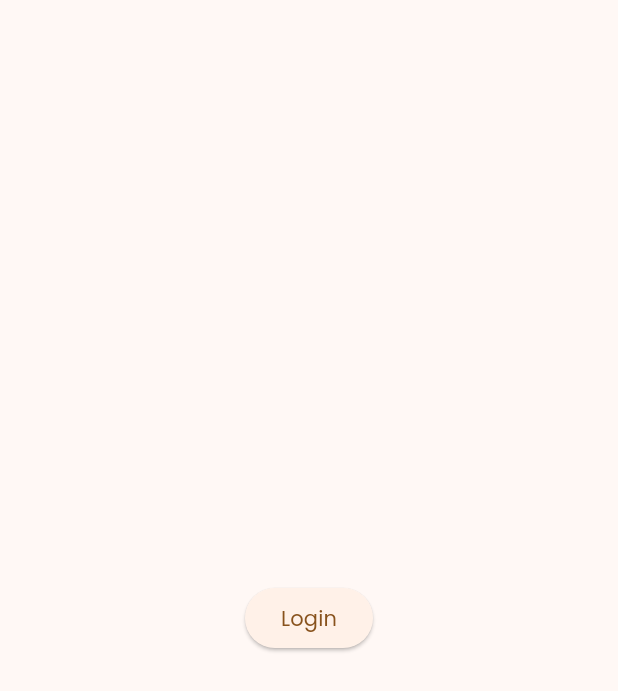
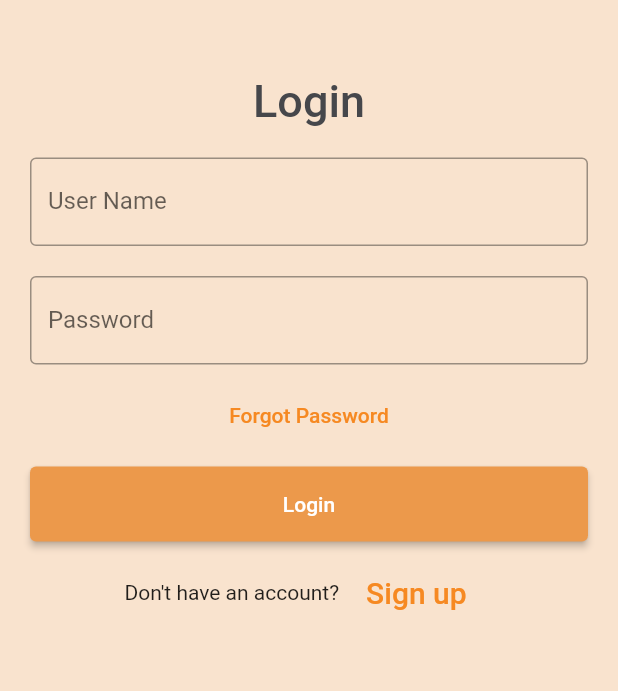
Before and after one commit to nichamond143/aanmai-mobile-app, a Flutter app: the screen it shows after launch, after a tap on an icon or button, on a phone screen of 412 x 824 dp. Shown: the top 691 px of the screen. Run offline on Flutter 3.47's test engine with Material 2 defaults, Android fonts, the phone set to English and light mode, and no system bars; network calls fail.

Commit message:
added login page

```diff
--- a/lib/template/layout.dart
+++ b/lib/template/layout.dart
@@ -14,12 +14,15 @@ class MyApp extends StatelessWidget {
       child: MaterialApp(
           title: 'Aan Mai',
           theme: ThemeData(
-            useMaterial3: true,
-            fontFamily: 'Poppins',
-            primaryColor: Color.fromARGB(255, 236, 153, 75),
-            colorScheme: ColorScheme.fromSeed(
-                seedColor: Color.fromARGB(255, 236, 153, 75)),
-          ),
+              useMaterial3: true,
+              fontFamily: 'Poppins',
+              primaryColor: Color.fromARGB(255, 236, 153, 75),
+              colorScheme: ColorScheme.fromSeed(
+                  seedColor: Color.fromARGB(255, 236, 153, 75)),
+              appBarTheme: AppBarTheme(
+                iconTheme: IconThemeData(color: Colors.black),
+                color: Color.fromARGB(220, 236, 153, 75), //<-- SEE HERE
+              )),
           initialRoute: '/',
           routes: {
             '/': (context) => LandingPage(),
--- a/lib/template/login.dart
+++ b/lib/template/login.dart
@@ -1,20 +1,105 @@
 import 'package:flutter/material.dart';
 
-class LogIn extends StatelessWidget {
-  const LogIn({super.key});
+class LogIn extends StatefulWidget {
+  const LogIn({Key? key}) : super(key: key);
+
+  @override
+  State<LogIn> createState() => _LogInState();
+}
+
+class _LogInState extends State<LogIn> {
+  TextEditingController nameController = TextEditingController();
+
+  TextEditingController passwordController = TextEditingController();
 
   @override
   Widget build(BuildContext context) {
-    return Scaffold(
-      body: Center(
-        //login button
+    return MaterialApp(
+        home: Scaffold(
+            backgroundColor: Color(0xFFF9E3CE),
+            body: Padding(
+                padding: const EdgeInsets.only(top: 40.0, right: 10, left: 10),
+                child: ListView(
+                  children: <Widget>[
+                    Container(
+                        alignment: Alignment.center,
+                        padding: const EdgeInsets.all(10),
+                        child: const Text(
+                          'Login',
+                          style: TextStyle(
+                              color: Color(0xFF46474B),
+                              fontWeight: FontWeight.w500,
+                              fontSize: 30),
+                        )),
+                    Container(
+                      padding: const EdgeInsets.all(10),
+                      child: TextField(
+                        controller: nameController,
+                        decoration: const InputDecoration(
+                          border: OutlineInputBorder(),
+                          labelText: 'User Name',
+                        ),
+                      ),
+                    ),
+                    Container(
+                      padding: const EdgeInsets.fromLTRB(10, 10, 10, 0),
+                      child: TextField(
+                        obscureText: true,
+                        controller: passwordController,
+                        decoration: const InputDecoration(
+                          border: OutlineInputBorder(),
+                          labelText: 'Password',
+                        ),
+                      ),
+                    ),
+                    Padding(
+                      padding: const EdgeInsets.all(10.0),
+                      child: TextButton(
+                        onPressed: () {
+                          //forgot password screen
+                        },
+                        child: const Text(
+                          'Forgot Password',
+                          style: TextStyle(
+                            color: Color(0xFFF68922),
+                          ),
+                        ),
+                      ),
+                    ),
+                    Container(
+                        height: 50,
+                        padding: const EdgeInsets.fromLTRB(10, 0, 10, 0),
                         child: ElevatedButton(
+                          style: ElevatedButton.styleFrom(
+                              backgroundColor:
+                                  Color.fromARGB(255, 236, 153, 75)),
                           child: const Text('Login'),
                           onPressed: () {
+                            print(nameController.text);
+                            print(passwordController.text);
                             Navigator.pushNamed(context, '/home');
                           },
+                        )),
+                    Row(
+                      mainAxisAlignment: MainAxisAlignment.center,
+                      children: <Widget>[
+                        const Text('Don\'t have an account?'),
+                        Padding(
+                          padding: const EdgeInsets.all(10.0),
+                          child: TextButton(
+                            child: const Text(
+                              'Sign up',
+                              style: TextStyle(
+                                  fontSize: 20, color: Color(0xFFF68922)),
                             ),
+                            onPressed: () {
+                              //signup screen
+                            },
                           ),
-    );
+                        )
+                      ],
+                    ),
+                  ],
+                ))));
   }
 }
--- a/lib/template/navigation.dart
+++ b/lib/template/navigation.dart
@@ -125,7 +125,7 @@ Widget buildMenuItems(BuildContext context) => Container(
               title: const Text('Logout',
                   style: TextStyle(
                       color: Colors.orangeAccent, fontWeight: FontWeight.bold)),
-              onTap: () => Navigator.pushNamed(context, '/logout'))
+              onTap: () => Navigator.pushNamed(context, '/login'))
         ],
       ),
     );
```
Lines whose indentation alone changed are shown as unchanged.
